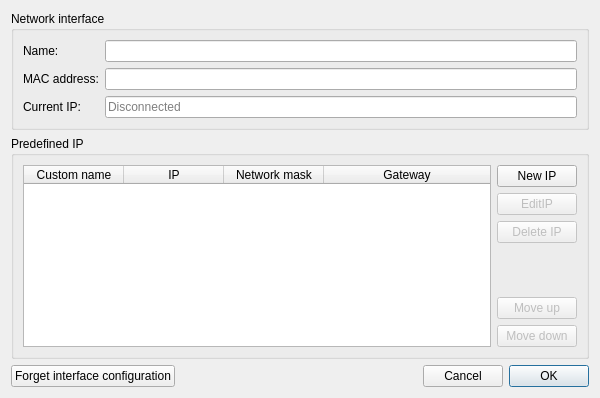
Old version of the form UI/DlgInterface.ui in the repository Folco68/Folco.
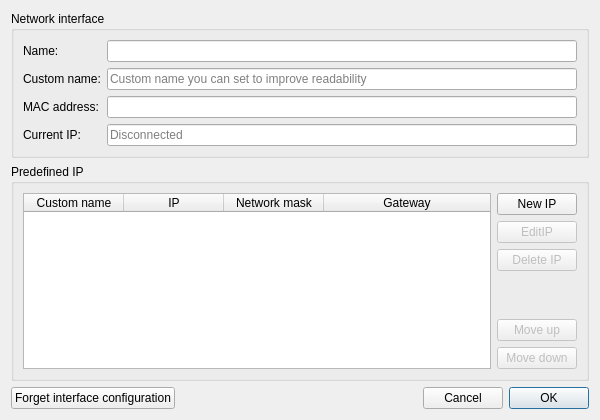
New version of the form.

Commit message: - added the ability to define a custom name for an interface - bumped internal version of data file to 2

Patch:
```diff
--- a/UI/DlgInterface.ui
+++ b/UI/DlgInterface.ui
@@ -7,7 +7,7 @@
     <x>0</x>
     <y>0</y>
     <width>600</width>
-    <height>398</height>
+    <height>420</height>
    </rect>
   </property>
   <property name="minimumSize">
@@ -46,7 +46,7 @@
         </property>
        </widget>
       </item>
-      <item row="1" column="0">
+      <item row="2" column="0">
        <widget class="QLabel" name="LabelHWaddress">
         <property name="text">
          <string>MAC address:</string>
@@ -56,7 +56,7 @@
         </property>
        </widget>
       </item>
-      <item row="1" column="1">
+      <item row="2" column="1">
        <widget class="QLineEdit" name="EditHWaddress">
         <property name="enabled">
          <bool>true</bool>
@@ -66,7 +66,7 @@
         </property>
        </widget>
       </item>
-      <item row="2" column="0">
+      <item row="3" column="0">
        <widget class="QLabel" name="LabelIP">
         <property name="text">
          <string>Current IP:</string>
@@ -76,7 +76,7 @@
         </property>
        </widget>
       </item>
-      <item row="2" column="1">
+      <item row="3" column="1">
        <widget class="QLineEdit" name="EditIP">
         <property name="enabled">
          <bool>true</bool>
@@ -89,6 +89,20 @@
         </property>
        </widget>
       </item>
+      <item row="1" column="0">
+       <widget class="QLabel" name="LabelCustomName">
+        <property name="text">
+         <string>Custom name:</string>
+        </property>
+       </widget>
+      </item>
+      <item row="1" column="1">
+       <widget class="QLineEdit" name="EditCustomName">
+        <property name="placeholderText">
+         <string>Custom name you can set to improve readability</string>
+        </property>
+       </widget>
+      </item>
      </layout>
     </widget>
    </item>
```
The commit also changes 7 other files.
